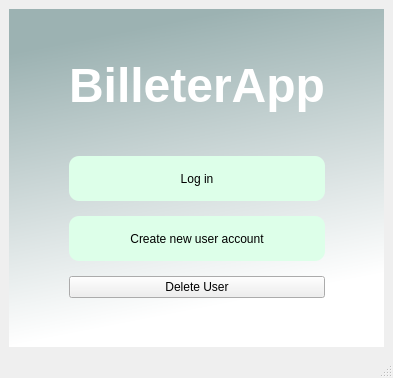
Qt form guicore/bille_screen.ui (Igna11/billetera) before a commit.
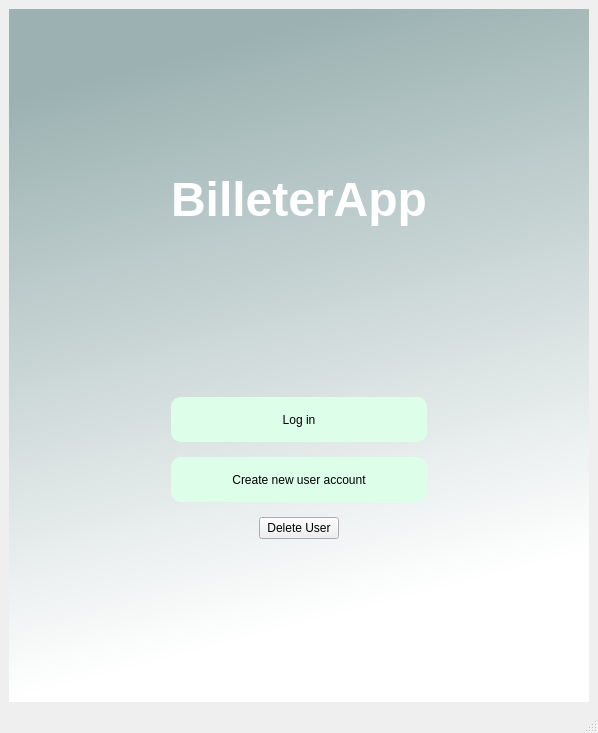
The same form after that commit.

The edit to the form file:
```diff
--- a/guicore/bille_screen.ui
+++ b/guicore/bille_screen.ui
@@ -6,15 +6,15 @@
    <rect>
     <x>0</x>
     <y>0</y>
-    <width>393</width>
-    <height>378</height>
+    <width>598</width>
+    <height>733</height>
    </rect>
   </property>
   <property name="windowTitle">
    <string>MainWindow</string>
   </property>
   <widget class="QWidget" name="centralwidget">
-   <layout class="QHBoxLayout" name="horizontalLayout">
+   <layout class="QVBoxLayout" name="verticalLayout_3">
     <item>
      <widget class="QWidget" name="verticalWidget" native="true">
       <property name="styleSheet">
@@ -67,14 +67,14 @@
           </widget>
          </item>
          <item>
-          <spacer name="verticalSpacer_3">
+          <spacer name="verticalSpacer">
            <property name="orientation">
             <enum>Qt::Vertical</enum>
            </property>
            <property name="sizeHint" stdset="0">
             <size>
              <width>20</width>
-             <height>20</height>
+             <height>40</height>
             </size>
            </property>
           </spacer>
@@ -138,6 +138,21 @@
           </widget>
          </item>
          <item>
+          <layout class="QHBoxLayout" name="horizontalLayout_2">
+           <item>
+            <spacer name="horizontalSpacer_3">
+             <property name="orientation">
+              <enum>Qt::Horizontal</enum>
+             </property>
+             <property name="sizeHint" stdset="0">
+              <size>
+               <width>40</width>
+               <height>20</height>
+              </size>
+             </property>
+            </spacer>
+           </item>
+           <item>
           <widget class="QPushButton" name="delete_user_button">
            <property name="maximumSize">
             <size>
@@ -151,10 +166,28 @@
            <property name="text">
             <string>Delete User</string>
            </property>
+             <property name="autoDefault">
+              <bool>true</bool>
+             </property>
           </widget>
          </item>
          <item>
-          <spacer name="verticalSpacer">
+            <spacer name="horizontalSpacer_4">
+             <property name="orientation">
+              <enum>Qt::Horizontal</enum>
+             </property>
+             <property name="sizeHint" stdset="0">
+              <size>
+               <width>40</width>
+               <height>20</height>
+              </size>
+             </property>
+            </spacer>
+           </item>
+          </layout>
+         </item>
+         <item>
+          <spacer name="verticalSpacer_3">
            <property name="orientation">
             <enum>Qt::Vertical</enum>
            </property>
```
Left out of the diff: 2 changed lines with no effect on the pictures. Lines whose indentation alone changed are shown as unchanged.
